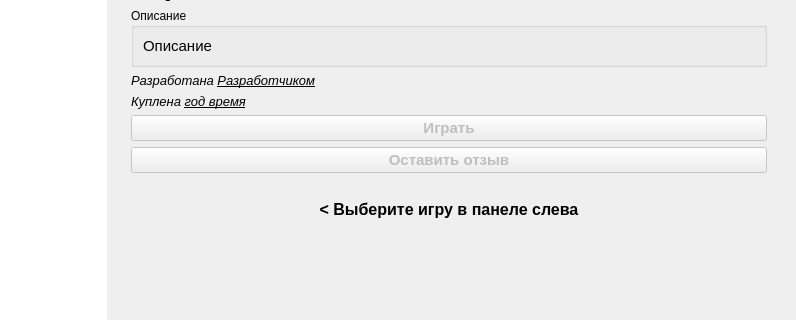
Above: sem5/supergames-qt/view/usercollectiondialog.ui from faurkonig/i-love-karpov before the change; both pictures show x 154 to 950 and y 86 to 406 of the 950 by 550 pixel window. Below: the same form after it.
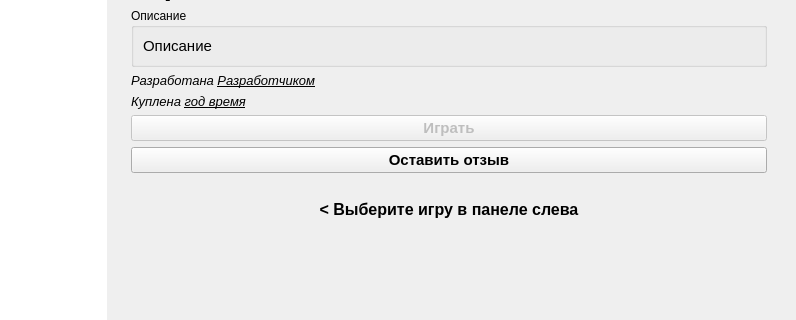
That is the form after the change.

What changed in the file:
```diff
--- a/sem5/supergames-qt/view/usercollectiondialog.ui
+++ b/sem5/supergames-qt/view/usercollectiondialog.ui
@@ -76,7 +76,7 @@
           <x>0</x>
           <y>0</y>
           <width>660</width>
-          <height>526</height>
+          <height>523</height>
          </rect>
         </property>
         <layout class="QVBoxLayout" name="verticalLayout_3">
@@ -170,9 +170,6 @@
             </item>
             <item>
              <widget class="QPushButton" name="reviewButton">
-              <property name="enabled">
-               <bool>false</bool>
-              </property>
               <property name="font">
                <font>
                 <pointsize>11</pointsize>
```
